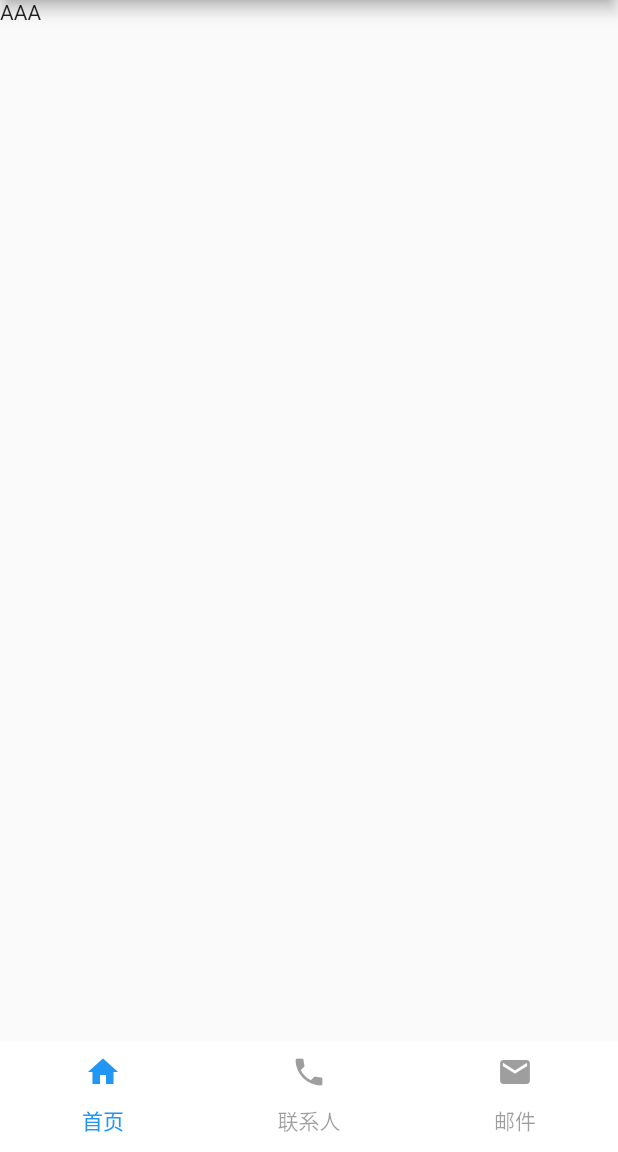
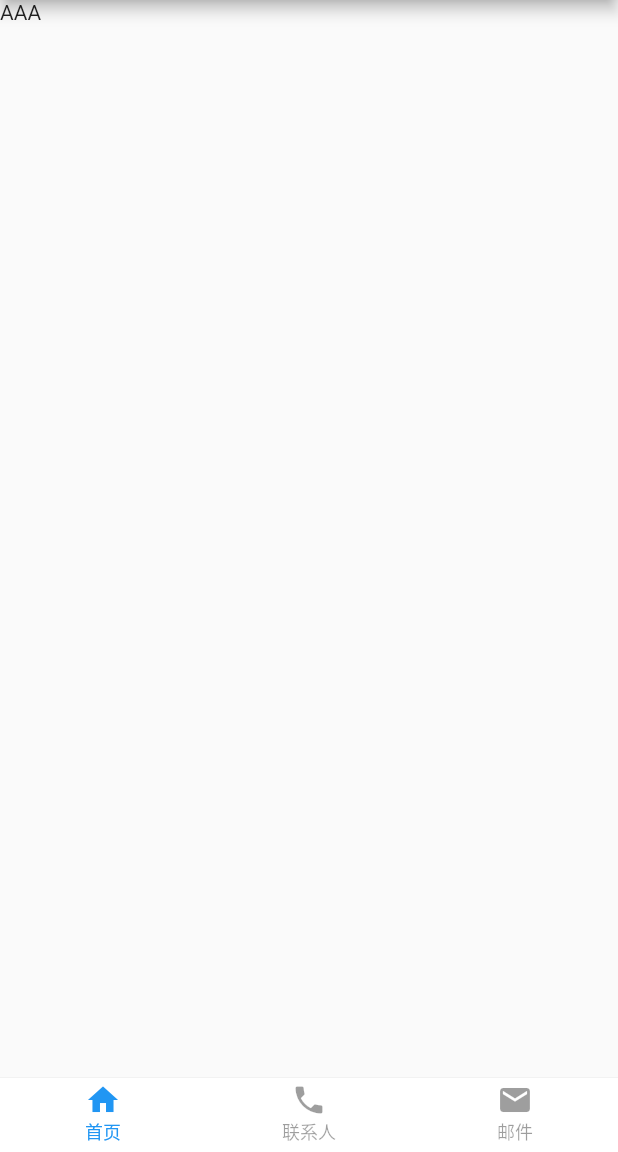
Before and after one commit to cixiu/flutter_all_demo, a Flutter app: the TabBarDemo screen opened directly, on a phone screen of 412 x 824 dp, the part 84-1236 px from its top. Run offline on Flutter 3.47's test engine with Material 2 defaults, Android fonts, the phone set to English and light mode, and no system bars.

Commit message:
feat: change some TabBar style

```diff
--- a/lib/main.dart
+++ b/lib/main.dart
@@ -58,7 +58,7 @@ class _MyHomePageState extends State<MyHomePage> {
         itemBuilder: (context, index) {
           return RawMaterialButton(
             child: Text('${routeList[index].title} - 已点击 $_count 次'),
-              padding: EdgeInsets.all(20.0),
+            // padding: EdgeInsets.all(20.0),
             // fillColor: Colors.lightBlue,
             onPressed: () {
               _buttonPressed(context, routeList[index]);
--- a/lib/pages/tabBar_demo.dart
+++ b/lib/pages/tabBar_demo.dart
@@ -37,9 +37,15 @@ class _TabBarDemoState extends State<TabBarDemo> with SingleTickerProviderStateM
         ],
       ),
       bottomNavigationBar: Container(
-        color: Colors.white,
-        // height: 50.0,
+        // color: Colors.white, /// 写了decoration属性后，color属性要写到decoration中
+        height: 50.0,
         padding: const EdgeInsets.all(0.0),
+        decoration: BoxDecoration(
+          color: Colors.white,
+          border: Border(
+            top: BorderSide(width: 0.5, color: Colors.grey[200])
+          )
+        ),
         child: TabBar(
           controller: this.tabController,
           indicatorColor: Colors.transparent,
@@ -48,7 +54,29 @@ class _TabBarDemoState extends State<TabBarDemo> with SingleTickerProviderStateM
           isScrollable: false,
           // labelPadding: const EdgeInsets.all(0.0),
           tabs: <Widget>[
-            Tab(
+            Column(
+              mainAxisAlignment: MainAxisAlignment.center,
+              children: <Widget>[
+                Icon(Icons.home),
+                Text('首页', style: TextStyle(fontSize: 12.0),),
+              ],
+            ),
+            Column(
+              mainAxisAlignment: MainAxisAlignment.center,
+              children: <Widget>[
+                Icon(Icons.phone),
+                Text('联系人', style: TextStyle(fontSize: 12.0),),
+              ],
+            ),
+            Column(
+              mainAxisAlignment: MainAxisAlignment.center,
+              children: <Widget>[
+                Icon(Icons.email),
+                Text('邮件', style: TextStyle(fontSize: 12.0),),
+              ],
+            ),
+
+            /* Tab(
               text: '首页',
               icon: Icon(Icons.home),
             ),
@@ -59,7 +87,7 @@ class _TabBarDemoState extends State<TabBarDemo> with SingleTickerProviderStateM
             Tab(
               text: '邮件',
               icon: Icon(Icons.email),
-            ),
+            ), */
           ],
         ),
       ),
```
Also changed, not shown: lib/pages/navigation_bottom_bar.dart (+27 -2 lines). Lines whose indentation alone changed are shown as unchanged.
